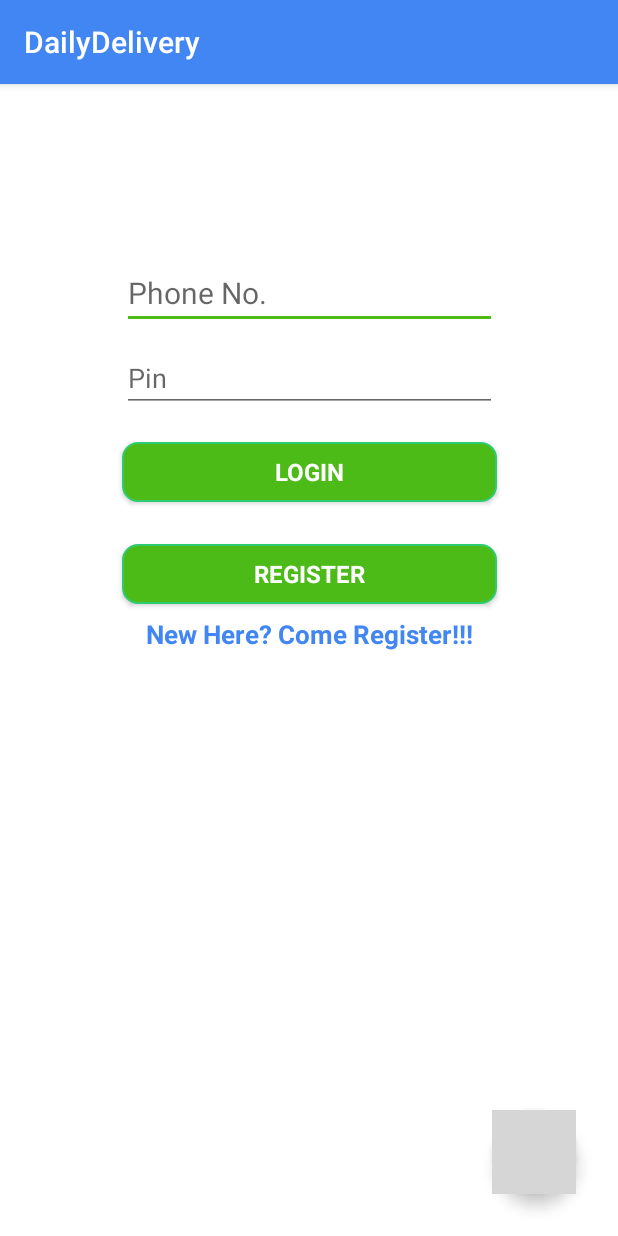
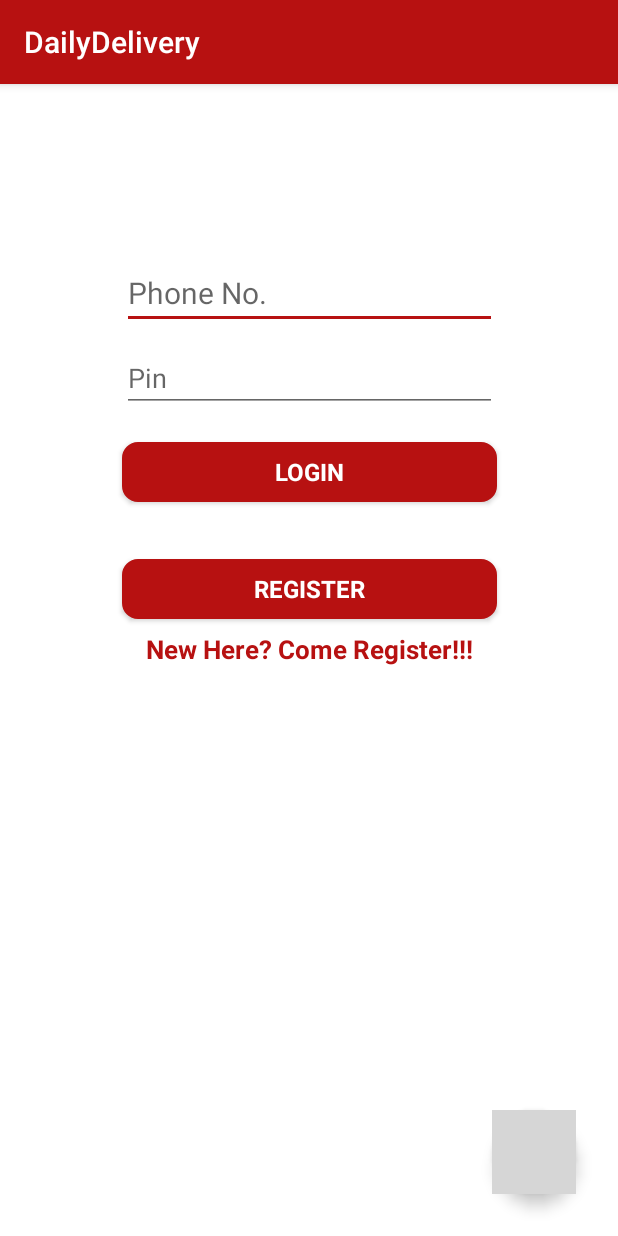
Before and after one commit to dailydelivery4u/DailyDelivery, an Android app: the screen it shows after launch (LoginActivity), on a phone screen of 412 x 824 dp. Run offline under Robolectric (Android 15) with nearby library versions, the phone set to English and light mode, and no system bars; grey boxes are pictures that could not be loaded.

Commit message:
red background theme

```diff
--- a/app/src/main/res/drawable/button_green.xml
+++ b/app/src/main/res/drawable/button_common.xml
@@ -7,5 +7,5 @@
         android:endColor="@color/colorAccent"
         android:angle="270" />
     <corners android:radius="10dp" />
-    <stroke android:width="2px" android:color="#2ECC71" />
+    <stroke android:width="2px" android:color="@color/colorAccent" />
 </shape>
--- a/app/src/main/res/layout/activity_login.xml
+++ b/app/src/main/res/layout/activity_login.xml
@@ -46,7 +46,7 @@
         android:id="@+id/button2"
         android:layout_marginStart="8dp"
         android:layout_marginLeft="8dp"
-        android:layout_marginTop="28dp"
+        android:layout_marginTop="38dp"
         android:layout_marginEnd="8dp"
         android:layout_marginRight="8dp"
         android:onClick="onRegisterBrnClicked"
@@ -82,57 +82,4 @@
         app:layout_constraintEnd_toEndOf="parent"
         app:srcCompat="@drawable/ic_call" />
 
-    <!--<TextView
-        android:id="@+id/contactText"
-        android:layout_width="wrap_content"
-        android:layout_height="0dp"
-        android:layout_marginTop="90dp"
-        android:layout_marginBottom="4dp"
-        android:text="+919788528444"
-        android:textColor="@color/colorAccent"
-        android:textSize="26dp"
-        android:textStyle="bold"
-        android:autoLink="phone"
-        android:clickable="true"
-        app:layout_constraintBottom_toTopOf="@+id/textView2"
-        app:layout_constraintTop_toBottomOf="@+id/textView"
-        app:layout_constraintStart_toStartOf="parent"
-        app:layout_constraintEnd_toEndOf="parent" />-->
-
-<!--
-    <TextView
-        android:id="@+id/textView2"
-        android:layout_width="wrap_content"
-        android:layout_height="wrap_content"
-        android:layout_marginTop="170dp"
-        android:layout_marginBottom="20dp"
-        android:text="Need help? Call us"
-        android:textColor="@color/colorPrimary"
-        android:textSize="16dp"
-        android:textStyle="bold"
-        app:layout_constraintEnd_toEndOf="parent"
-        app:layout_constraintStart_toStartOf="parent"
-        app:layout_constraintTop_toBottomOf="@+id/button2" />
--->
-
-   <!-- <Button
-        android:id="@+id/helpButton"
-        android:layout_marginStart="8dp"
-        android:layout_marginLeft="8dp"
-        android:layout_marginTop="28dp"
-        android:layout_marginEnd="8dp"
-        android:layout_marginRight="8dp"
-        android:onClick="onRegisterBrnClicked"
-        android:text="?"
-        android:textStyle="bold"
-        android:textSize="30sp"
-        android:textColor="@android:color/white"
-        android:background="@drawable/round_button"
-        app:layout_constraintEnd_toEndOf="parent"
-        app:layout_constraintStart_toStartOf="parent"
-        app:layout_constraintTop_toBottomOf="@+id/textView"
-        android:layout_height="45dp"
-        android:layout_width="45dp" />-->
-
-
 </android.support.constraint.ConstraintLayout>
--- a/app/src/main/res/layout/activity_register.xml
+++ b/app/src/main/res/layout/activity_register.xml
@@ -8,9 +8,9 @@
 
     <EditText
         android:id="@+id/nameInput"
-        android:layout_width="wrap_content"
+        android:layout_width="250dp"
         android:layout_height="wrap_content"
-        android:layout_marginTop="39dp"
+        android:layout_marginTop="89dp"
         android:ems="10"
         android:inputType="textPersonName"
         android:hint="Name"
@@ -21,7 +21,7 @@
 
     <EditText
         android:id="@+id/phInput"
-        android:layout_width="wrap_content"
+        android:layout_width="250dp"
         android:layout_height="wrap_content"
         android:layout_marginTop="34dp"
         android:ems="10"
@@ -33,7 +33,7 @@
 
     <EditText
         android:id="@+id/addInput"
-        android:layout_width="wrap_content"
+        android:layout_width="250dp"
         android:layout_height="wrap_content"
         android:layout_marginTop="46dp"
         android:ems="10"
--- a/app/src/main/res/values/colors.xml
+++ b/app/src/main/res/values/colors.xml
@@ -1,7 +1,10 @@
 <?xml version="1.0" encoding="utf-8"?>
 <resources>
-    <color name="colorPrimary">#4286f4</color>
-    <color name="colorPrimaryDark">#415cf4</color>
+    <color name="colorPrimary">#B71111</color>
+    <color name="colorPrimaryDark">#B71111</color>
+    <color name="colorAccent">#B71111</color>
     <color name="lightBackground">#e0fff8</color>
-    <color name="colorAccent">#4CBB17</color>
+    <color name="originalBlue">#4286f4</color>
+    <color name="originalAccentGreen">#4CBB17</color>
+    <color name="originalDarkBackground">#415cf4</color>
 </resources>
--- a/app/src/main/res/values/styles.xml
+++ b/app/src/main/res/values/styles.xml
@@ -15,7 +15,7 @@
     </style>
 
     <style name="buttonStyle" parent="@android:style/Widget.Button.Small">
-        <item name="android:background">@drawable/button_green</item>
+        <item name="android:background">@drawable/button_common</item>
         <item name="android:layout_width">250dp</item>
         <item name="android:layout_height">40dp</item>
         <item name="android:textColor">@android:color/white</item>
```
